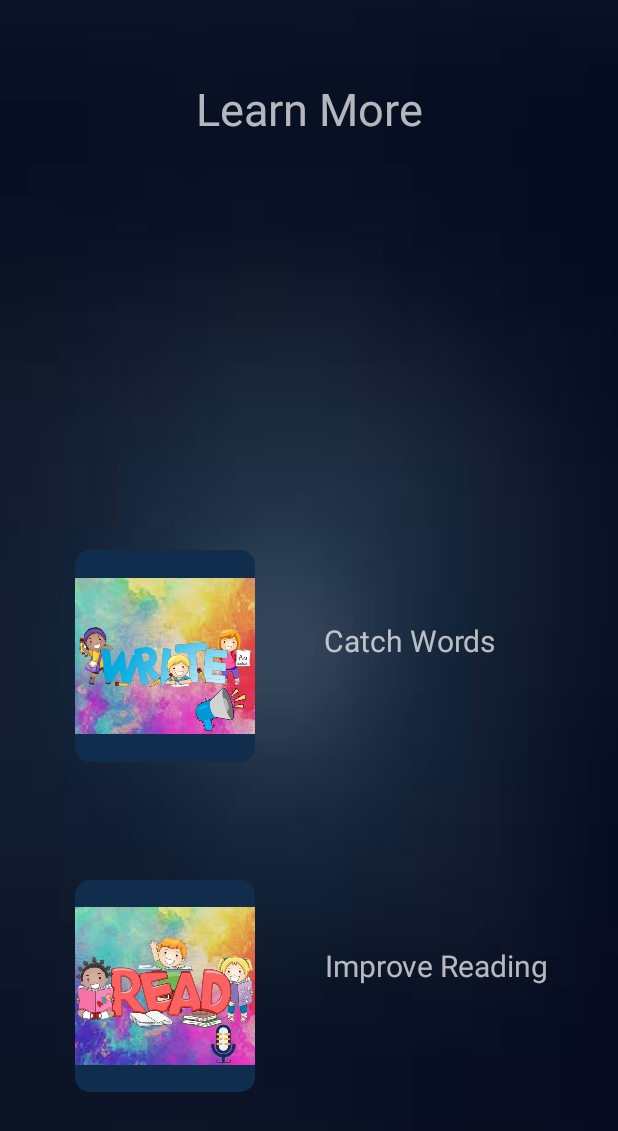
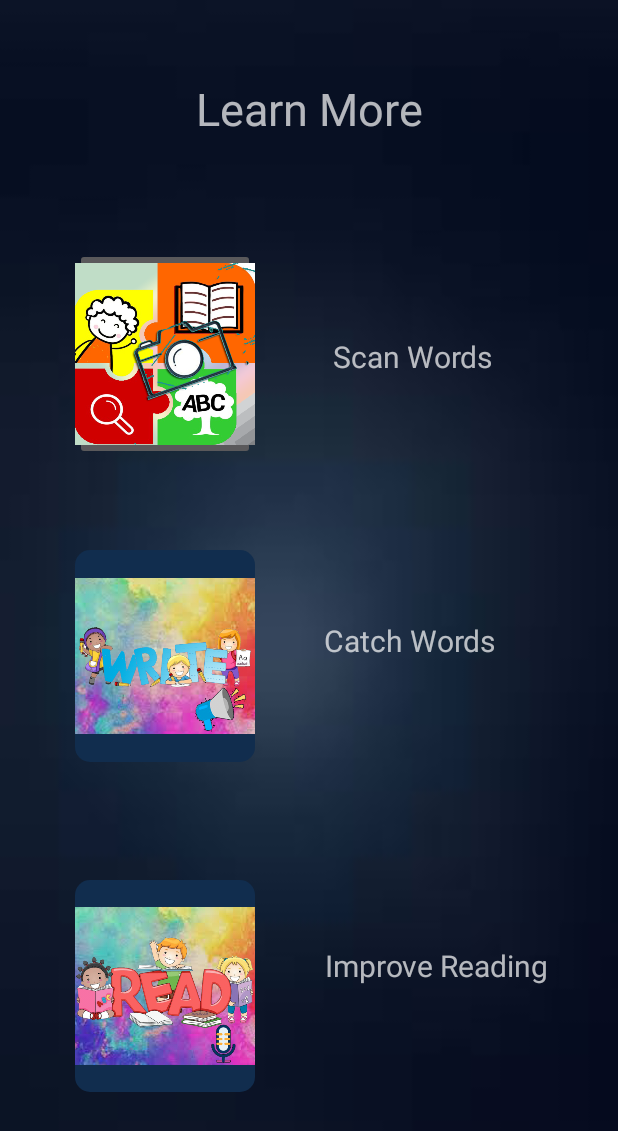
Before and after one commit to Mahesh-Abeykoon/dyslexia-app-for-kids, an Android app: the WriteAndSpeakScreen screen opened directly, with no data from a screen before it, on a phone screen of 412 x 824 dp. Shown: the top 1131 px of the screen. Run offline under Robolectric (Android 15) with nearby library versions, the phone set to English and light mode, and no system bars.

Commit message:
Add icon to OCR button

```diff
--- a/app/src/main/res/layout/write_speak_screen.xml
+++ b/app/src/main/res/layout/write_speak_screen.xml
@@ -6,9 +6,22 @@
     android:layout_height="match_parent"
     android:background="@drawable/back">
 
+    <ImageButton
+        android:id="@+id/imageView1"
+        android:layout_width="120dp"
+        android:layout_height="141dp"
+        android:onClick="openCamera"
+        android:scaleType="centerCrop"
+        android:src="@drawable/i_ocr"
+        app:layout_constraintBottom_toBottomOf="parent"
+        app:layout_constraintEnd_toEndOf="parent"
+        app:layout_constraintHorizontal_bias="0.171"
+        app:layout_constraintStart_toStartOf="parent"
+        app:layout_constraintTop_toTopOf="parent"
+        app:layout_constraintVertical_bias="0.242" />
 
     <TextView
-        android:id="@+id/textView0"
+        android:id="@+id/textView1"
         android:layout_width="wrap_content"
         android:layout_height="wrap_content"
         android:text="Learn More"
@@ -20,7 +33,7 @@
         app:layout_constraintVertical_bias="0.066" />
 
     <TextView
-        android:id="@+id/textView2"
+        android:id="@+id/textView3"
         android:layout_width="wrap_content"
         android:layout_height="wrap_content"
         android:onClick="openWordPronunciationScreen"
@@ -35,7 +48,7 @@
         app:layout_constraintVertical_bias="0.791" />
 
     <ImageButton
-        android:id="@+id/imageView1"
+        android:id="@+id/imageView2"
         android:layout_width="120dp"
         android:layout_height="141dp"
         android:background="@drawable/roundbutton"
@@ -53,7 +66,7 @@
         app:layout_constraintVertical_bias="0.537" />
 
     <ImageButton
-        android:id="@+id/imageView"
+        android:id="@+id/imageView3"
         android:layout_width="120dp"
         android:layout_height="141dp"
         android:background="@drawable/roundbutton"
@@ -71,7 +84,23 @@
         app:layout_constraintVertical_bias="0.859" />
 
     <TextView
-        android:id="@+id/textView1"
+        android:id="@+id/textView0"
+        android:layout_width="wrap_content"
+        android:layout_height="wrap_content"
+        android:onClick="openWordPronunciationScreen"
+        android:text="Scan Words"
+
+        android:textSize="20dp"
+
+        app:layout_constraintBottom_toBottomOf="parent"
+        app:layout_constraintEnd_toEndOf="parent"
+        app:layout_constraintHorizontal_bias="0.726"
+        app:layout_constraintStart_toStartOf="parent"
+        app:layout_constraintTop_toTopOf="parent"
+        app:layout_constraintVertical_bias="0.281" />
+
+    <TextView
+        android:id="@+id/textView2"
         android:layout_width="wrap_content"
         android:layout_height="wrap_content"
         android:onClick="openWordPronunciationScreen"
```
Also changed, not shown: app/src/main/java/fhss/sjp/thesis/dyslexiaapp/videolesson/Camera.java (deleted, +0 -127 lines), app/src/main/res/drawable/i_ocr.png (added).
